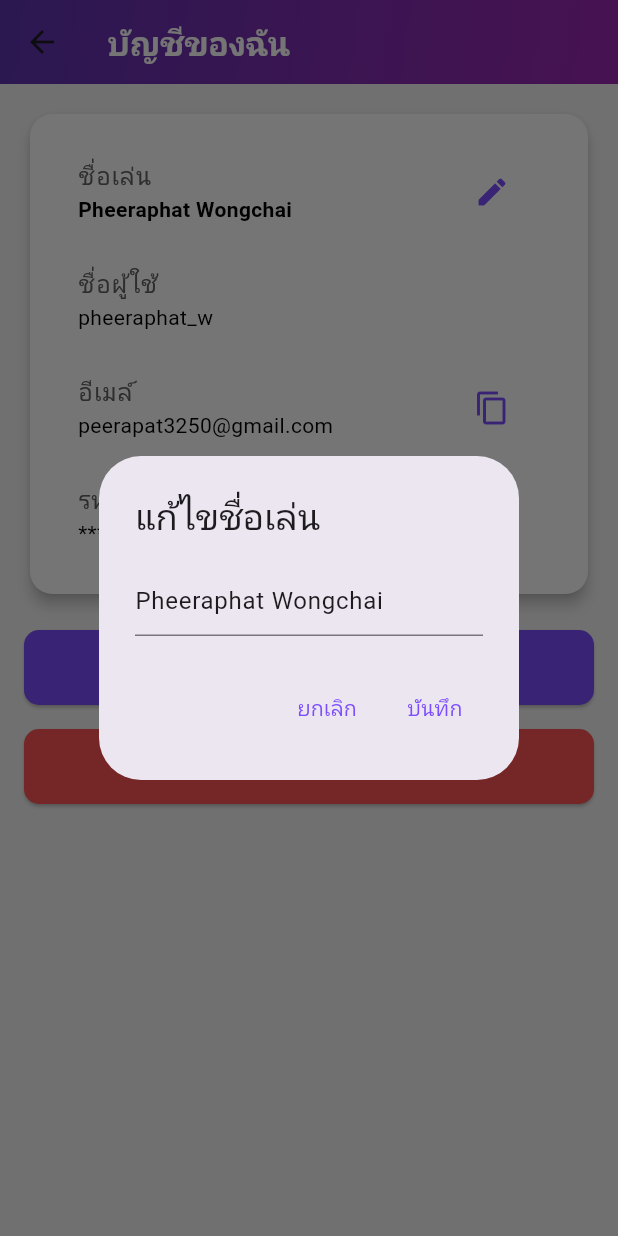
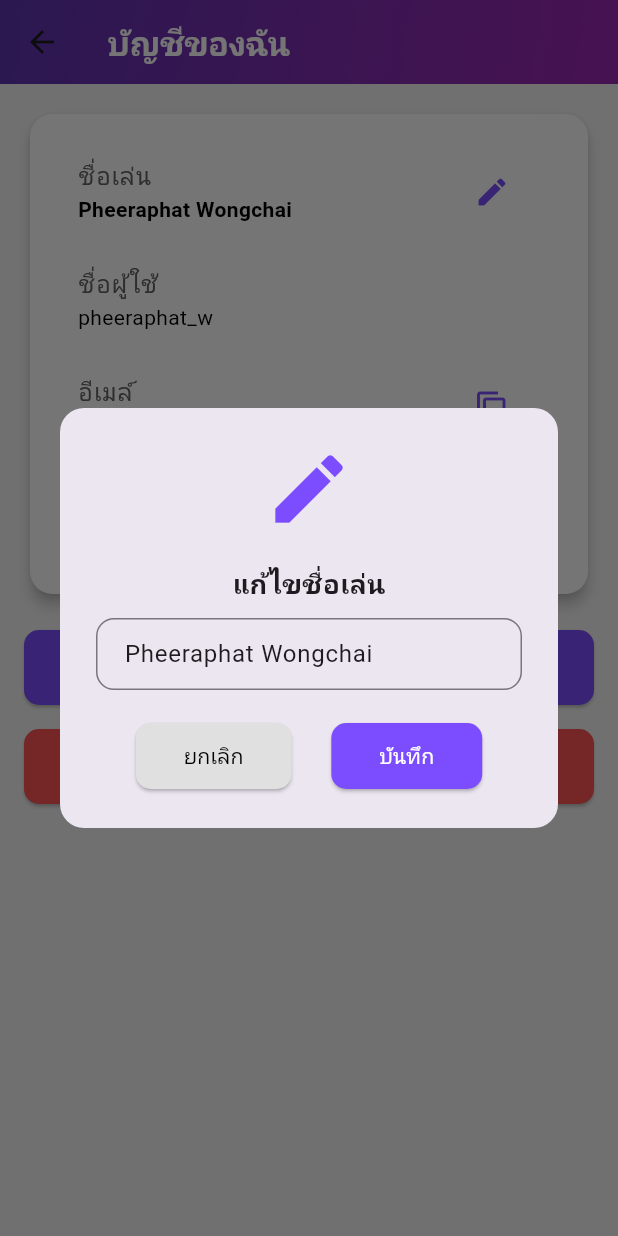
Before and after one commit to 65021969/NovelPro, a Flutter app: the ProfilePage screen opened directly, after a tap on the "edit" icon, on a phone screen of 412 x 824 dp. Run offline on Flutter 3.47's test engine with Material 3 defaults, Android fonts, the light colour scheme and no system bars; our stand-ins replace cached_network_image, image_picker.

Commit message:
profile popup

```diff
--- a/lib/profile.dart
+++ b/lib/profile.dart
@@ -24,30 +24,74 @@ class _ProfilePageState extends State<ProfilePage> {
     TextEditingController controller = TextEditingController(text: name);
     showDialog(
       context: context,
-      builder: (context) => AlertDialog(
-        title: Text("แก้ไขชื่อเล่น"),
-        content: TextField(
+      builder: (context) => Dialog(
+        shape: RoundedRectangleBorder(borderRadius: BorderRadius.circular(16)),
+        elevation: 16,
+        child: Padding(
+          padding: const EdgeInsets.all(24.0),
+          child: Column(
+            mainAxisSize: MainAxisSize.min,
+            children: [
+              Icon(Icons.edit, size: 60, color: Colors.deepPurpleAccent),
+              SizedBox(height: 20),
+              Text(
+                "แก้ไขชื่อเล่น",
+                style: TextStyle(fontSize: 18, fontWeight: FontWeight.bold),
+              ),
+              SizedBox(height: 10),
+              TextField(
                 controller: controller,
-          decoration: InputDecoration(hintText: "ป้อนชื่อใหม่"),
+                decoration: InputDecoration(
+                  labelStyle: TextStyle(color: Colors.deepPurpleAccent),
+                  border: OutlineInputBorder(
+                    borderRadius: BorderRadius.circular(12),
+                    borderSide: BorderSide(color: Colors.deepPurpleAccent),
                   ),
-        actions: [
-          TextButton(
+                  focusedBorder: OutlineInputBorder(
+                    borderRadius: BorderRadius.circular(12),
+                    borderSide: BorderSide(color: Colors.deepPurpleAccent),
+                  ),
+                  contentPadding: EdgeInsets.symmetric(vertical: 10, horizontal: 15),
+                ),
+              ),
+              SizedBox(height: 20),
+              Row(
+                mainAxisAlignment: MainAxisAlignment.spaceEvenly,
+                children: [
+                  ElevatedButton(
+                    style: ElevatedButton.styleFrom(
+                      backgroundColor: Colors.grey[300],
+                      foregroundColor: Colors.black,
+                      shape: RoundedRectangleBorder(borderRadius: BorderRadius.circular(10)),
+                      padding: EdgeInsets.symmetric(vertical: 12, horizontal: 32),
+                    ),
                     onPressed: () => Navigator.pop(context),
-            child: Text("ยกเลิก", style: TextStyle(color: Colors.deepPurpleAccent)),
+                    child: Text("ยกเลิก"),
                   ),
-          TextButton(
+                  ElevatedButton(
+                    style: ElevatedButton.styleFrom(
+                      backgroundColor: Colors.deepPurpleAccent,
+                      foregroundColor: Colors.white,
+                      shape: RoundedRectangleBorder(borderRadius: BorderRadius.circular(10)),
+                      padding: EdgeInsets.symmetric(vertical: 12, horizontal: 32),
+                    ),
                     onPressed: () {
                       setState(() {
                         name = controller.text;
                       });
                       Navigator.pop(context);
                     },
-            child: Text("บันทึก", style: TextStyle(color: Colors.deepPurpleAccent)),
+                    child: Text("บันทึก"),
                   ),
                 ],
               ),
+            ],
+          ),
+        ),
+      ),
     );
   }
+
 
   void showChangePasswordDialog() {
     TextEditingController newPasswordController = TextEditingController();
```
Lines whose indentation alone changed are shown as unchanged.
